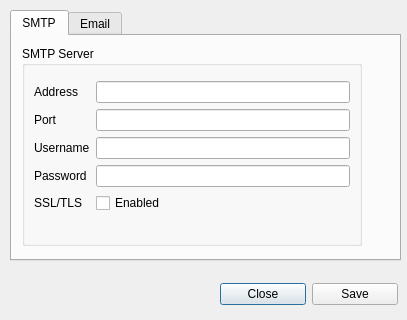
Old version of the form qtdesigner/settings.ui in the repository cclauss/henrique.
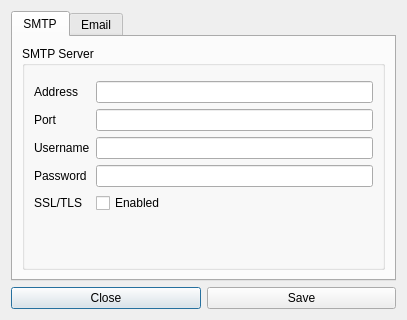
New version of the form. The open tabs and pages were chosen to show the change.

The edit to the form file:
```diff
--- a/qtdesigner/settings.ui
+++ b/qtdesigner/settings.ui
@@ -13,31 +13,19 @@
   <property name="windowTitle">
    <string>Dialog</string>
   </property>
+  <layout class="QVBoxLayout" name="verticalLayout">
+   <item>
   <widget class="QTabWidget" name="SettingsTabWidget">
-   <property name="geometry">
-    <rect>
-     <x>10</x>
-     <y>10</y>
-     <width>391</width>
-     <height>251</height>
-    </rect>
-   </property>
    <property name="currentIndex">
-    <number>1</number>
+      <number>0</number>
    </property>
    <widget class="QWidget" name="SMTPTab">
     <attribute name="title">
      <string>SMTP</string>
     </attribute>
+      <layout class="QHBoxLayout" name="horizontalLayout_2">
+       <item>
     <widget class="QGroupBox" name="SMTPGroupBox">
-     <property name="geometry">
-      <rect>
-       <x>10</x>
-       <y>10</y>
-       <width>340</width>
-       <height>200</height>
-      </rect>
-     </property>
      <property name="autoFillBackground">
       <bool>false</bool>
      </property>
@@ -107,6 +95,8 @@
       </item>
      </layout>
     </widget>
+       </item>
+      </layout>
    </widget>
    <widget class="QWidget" name="EmailTab">
     <property name="enabled">
@@ -115,15 +105,9 @@
     <attribute name="title">
      <string>Email</string>
     </attribute>
+      <layout class="QGridLayout" name="gridLayout">
+       <item row="0" column="0">
     <widget class="QGroupBox" name="EmailGroupBox_2">
-     <property name="geometry">
-      <rect>
-       <x>10</x>
-       <y>10</y>
-       <width>340</width>
-       <height>150</height>
-      </rect>
-     </property>
      <property name="title">
       <string>Email Settings</string>
      </property>
@@ -166,17 +150,12 @@
       </item>
      </layout>
     </widget>
-   </widget>
-  </widget>
-  <widget class="QWidget" name="layoutWidget">
-   <property name="geometry">
-    <rect>
-     <x>220</x>
-     <y>280</y>
-     <width>178</width>
-     <height>28</height>
-    </rect>
-   </property>
+       </item>
+      </layout>
+     </widget>
+    </widget>
+   </item>
+   <item>
    <layout class="QHBoxLayout" name="horizontalLayout">
     <item>
      <widget class="QPushButton" name="CloseButton">
@@ -193,7 +172,8 @@
      </widget>
     </item>
    </layout>
-  </widget>
+   </item>
+  </layout>
  </widget>
  <resources/>
  <connections/>
```
Lines whose indentation alone changed are shown as unchanged.
